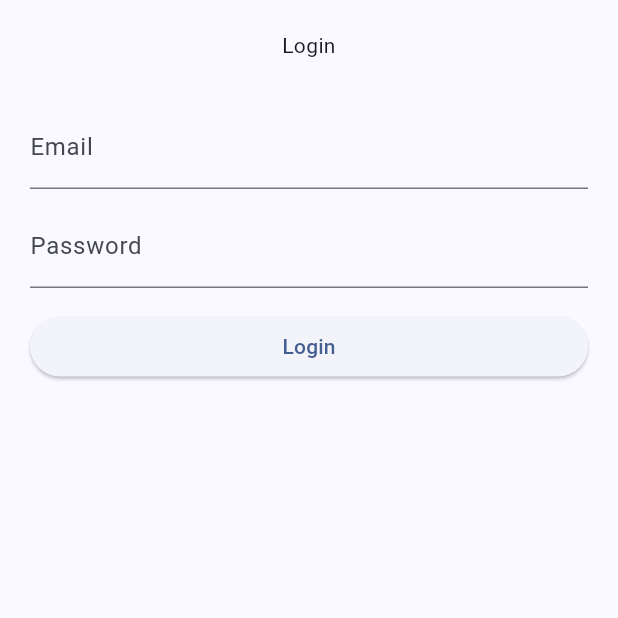
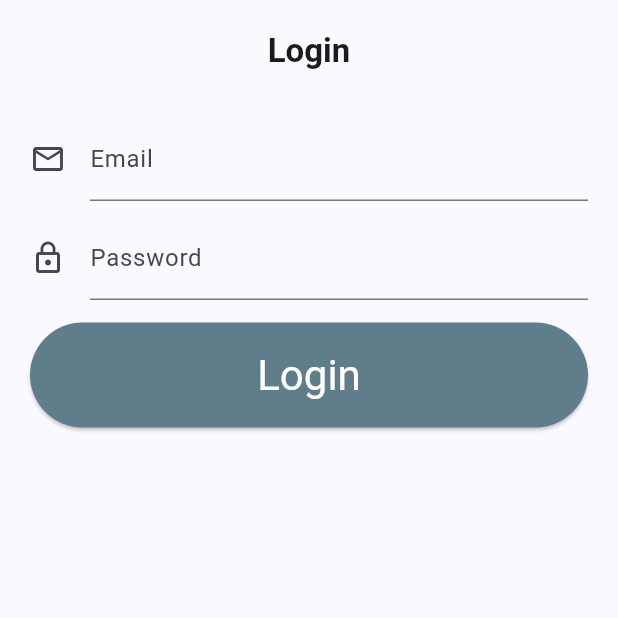
Before and after one commit to AkhmadKhilman/latihan-firebase, a Flutter app: the screen it shows after launch, on a phone screen of 412 x 824 dp, the top half of it. Run offline on Flutter 3.47's test engine with Material 3 defaults, Android fonts, the phone set to English and light mode, and no system bars; our stand-ins replace firebase_auth, firebase_core; accounts and stored records are empty.

Commit message:
refactor: add style login page

```diff
--- a/lib/main.dart
+++ b/lib/main.dart
@@ -155,13 +155,22 @@ class _MyLoginPageState extends State<MyLoginPage> {
                 child: Column(
                   crossAxisAlignment: CrossAxisAlignment.stretch,
                   children: [
-                    Text("Login", textAlign: TextAlign.center),
+                    Text(
+                      "Login",
+                      textAlign: TextAlign.center,
+                      style: Theme.of(context).textTheme.titleLarge
+                          ?.copyWith(fontWeight: FontWeight.bold),
+                    ),
 
                     SizedBox(height: 30),
 
                     TextFormField(
                       controller: _emailController,
-                      decoration: InputDecoration(label: Text("Email")),
+                      keyboardType: TextInputType.emailAddress,
+                      decoration: InputDecoration(
+                        label: Text("Email"),
+                        icon: Icon(Icons.email_outlined),
+                      ),
                       validator: (value) {
                         if (value == null || value.isEmpty) {
                           return "Email harus diisi";
@@ -179,7 +188,12 @@ class _MyLoginPageState extends State<MyLoginPage> {
 
                     TextFormField(
                       controller: _passwordController,
-                      decoration: InputDecoration(label: Text("Password")),
+                      keyboardType: TextInputType.visiblePassword,
+                      obscureText: true,
+                      decoration: InputDecoration(
+                        label: Text("Password"),
+                        icon: Icon(Icons.lock_outline),
+                      ),
                       validator: (value) {
                         if (value == null || value.isEmpty) {
                           return "Password harus di isi";
@@ -193,8 +207,14 @@ class _MyLoginPageState extends State<MyLoginPage> {
 
                     ElevatedButton(
                       onPressed: _login,
+                      style: ElevatedButton.styleFrom(
+                        padding: const EdgeInsets.symmetric(vertical: 17),
+                        backgroundColor: Colors.blueGrey,
+                        foregroundColor: Colors.white,
+                        textStyle: Theme.of(context).textTheme.headlineMedium,
+                      ),
                       child: _isLoading
-                          ? const CircularProgressIndicator()
+                          ? const CircularProgressIndicator(color: Colors.white)
                           : Text("Login"),
                     ),
                   ],
```
